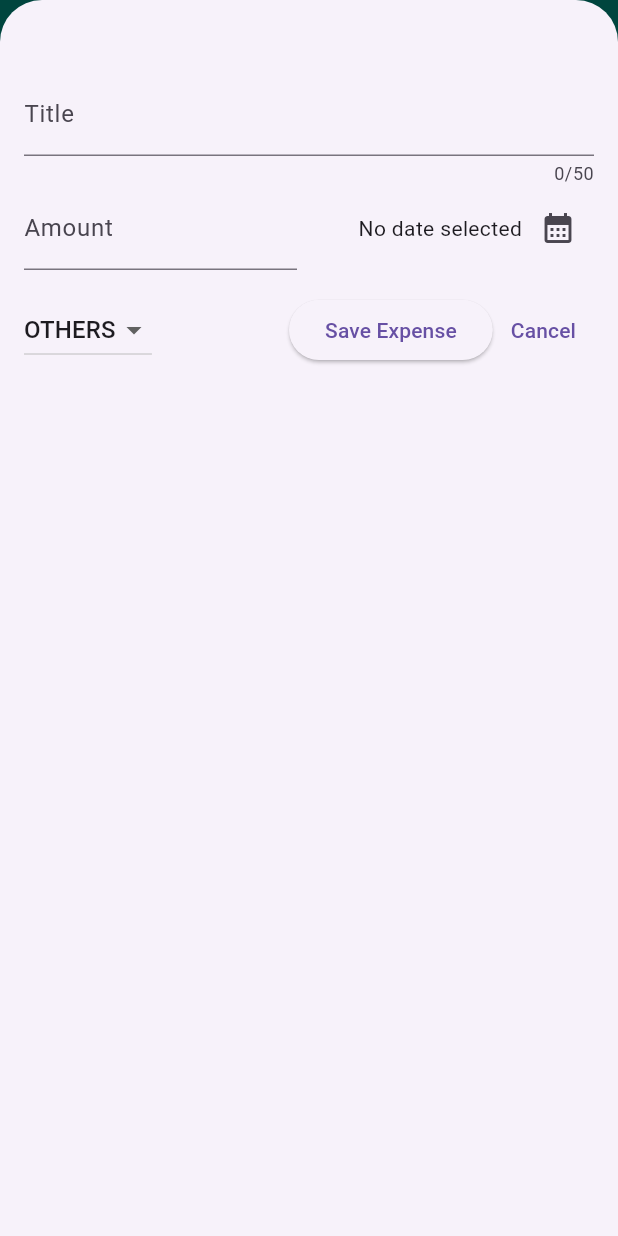
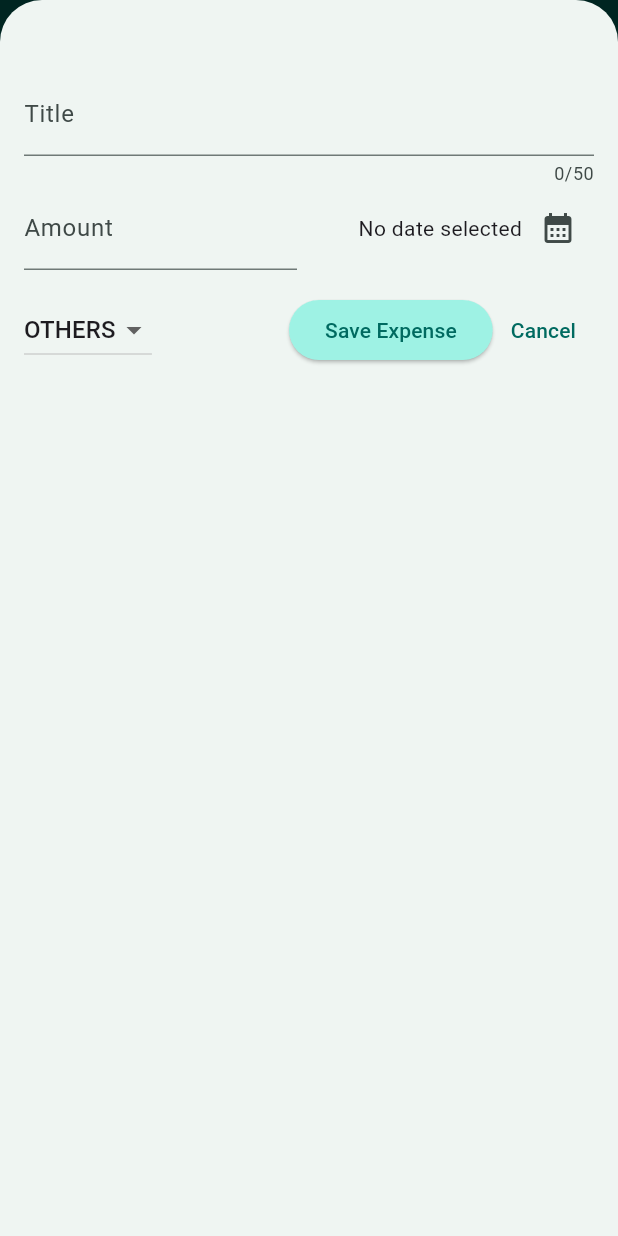
Before and after one commit to qyupaww/expenses-tracker-app, a Flutter app: the screen it shows after launch, after a tap on the "add" icon, on a phone screen of 412 x 824 dp. Run offline on Flutter 3.47's test engine with Material 3 defaults, Android fonts, the phone set to English and light mode, and no system bars.

Commit message:
color scheme

```diff
--- a/lib/main.dart
+++ b/lib/main.dart
@@ -2,8 +2,28 @@ import 'package:flutter/material.dart';
 
 import 'widgets/expenses.dart';
 
+var kColorScheme = ColorScheme.fromSeed(
+  seedColor: const Color.fromARGB(255, 0, 150, 136),
+);
+
 void main() {
-  runApp(const MaterialApp(
+  runApp(MaterialApp(
+    theme: ThemeData().copyWith(
+      colorScheme: kColorScheme,
+      appBarTheme: const AppBarTheme().copyWith(
+        backgroundColor: kColorScheme.onPrimaryContainer,
+        foregroundColor: kColorScheme.primaryContainer,
+      ),
+      cardTheme: const CardThemeData().copyWith(
+        color: kColorScheme.secondaryContainer,
+        margin: const EdgeInsets.symmetric(horizontal: 16, vertical: 8),
+      ),
+      elevatedButtonTheme: ElevatedButtonThemeData(
+        style: ElevatedButton.styleFrom(
+          backgroundColor: kColorScheme.primaryContainer,
+        ),
+      ),
+    ),
     home: Expenses(),
   ));
 }
--- a/lib/widgets/expenses.dart
+++ b/lib/widgets/expenses.dart
@@ -85,7 +85,6 @@ class _ExpensesState extends State<Expenses> {
             color: Colors.white70,
           ),
         ),
-        backgroundColor: Colors.teal,
         actions: [
           IconButton(
             onPressed: _openAddExpenseOverLay,
```
